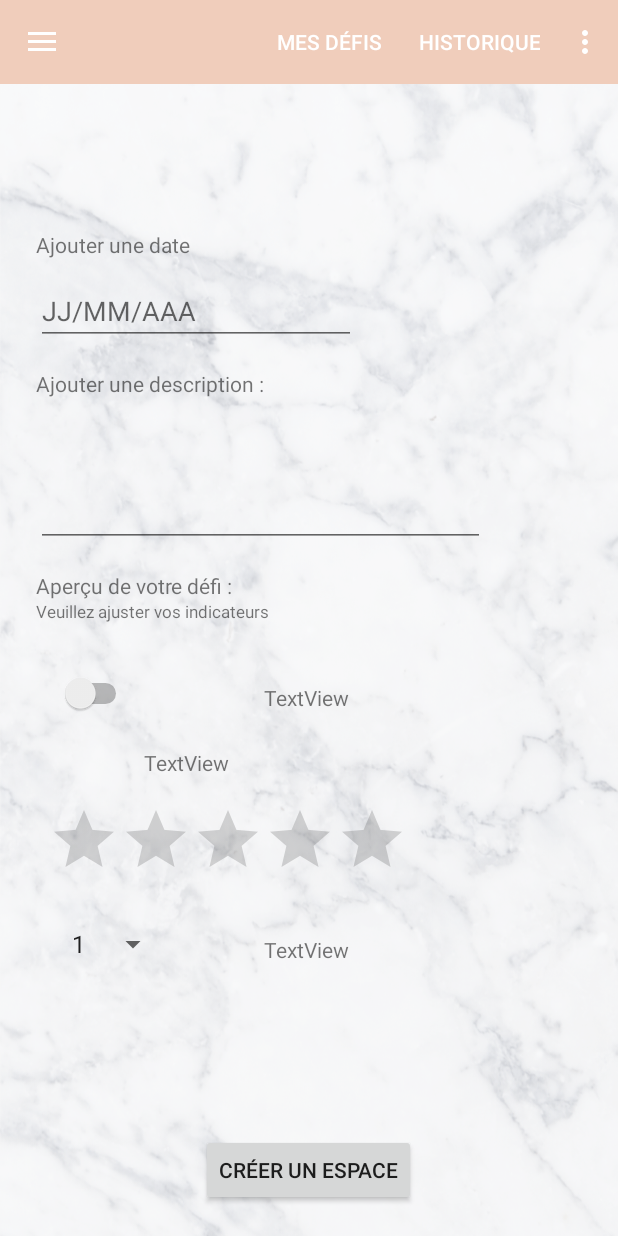
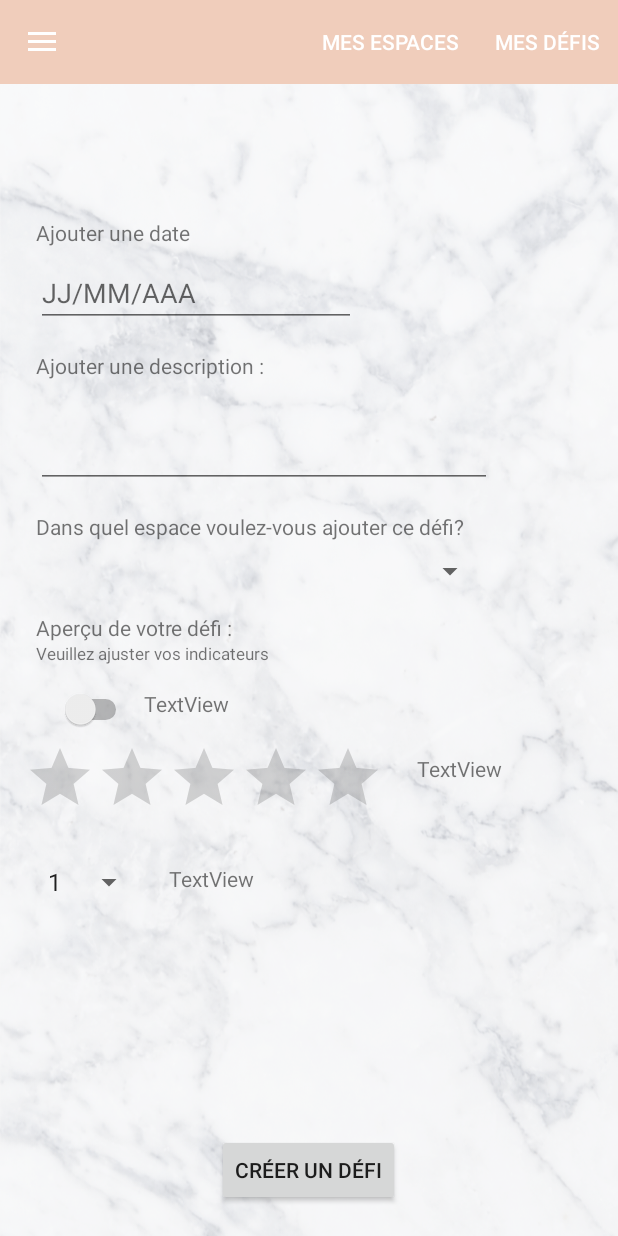
Before and after one commit to anaisroussel/journal_de_bord_android, an Android app: the fragment AjoutDefiEtape2 placed in its activity, on a phone screen of 412 x 824 dp. Run offline under Robolectric (Android 15) with nearby library versions, the phone set to English and light mode, and no system bars; our stand-ins replace Firebase (no records; nobody signed in at launch, a user with empty details on screens opened directly); Roboto replaces fonts that are not available here.

Commit message:
Ajout des espaces

```diff
--- a/app/src/main/java/com/example/journal_de_bord/AjoutDefiEtape2.java
+++ b/app/src/main/java/com/example/journal_de_bord/AjoutDefiEtape2.java
@@ -4,6 +4,7 @@ import android.os.Bundle;
 import android.view.LayoutInflater;
 import android.view.View;
 import android.view.ViewGroup;
+import android.widget.ArrayAdapter;
 import android.widget.Button;
 import android.widget.EditText;
 import android.widget.RatingBar;
@@ -12,14 +13,19 @@ import android.widget.Switch;
 import android.widget.TextView;
 import android.widget.Toast;
 
+import androidx.core.util.Consumer;
 import androidx.fragment.app.Fragment;
 
 import com.example.journal_de_bord.api.DefiHelper;
+import com.example.journal_de_bord.api.EspaceHelper;
+import com.example.journal_de_bord.models.Espace;
 import com.google.firebase.auth.FirebaseAuth;
 
 import java.text.ParseException;
 import java.text.SimpleDateFormat;
+import java.util.ArrayList;
 import java.util.Date;
+import java.util.List;
 
 public class AjoutDefiEtape2 extends Fragment {
 
@@ -45,6 +51,7 @@ public class AjoutDefiEtape2 extends Fragment {
         final Switch switchEtape2 = rootView.findViewById(R.id.switchEtape2);
         final Spinner spinnerEtape2 = rootView.findViewById(R.id.spinnerEtape2);
         final EditText description = rootView.findViewById(R.id.descriptionAddDefi2);
+        final Spinner spinnerChoixEspace = rootView.findViewById(R.id.spinnerChoixEspace);
 
         final Bundle bundle = this.getArguments();
         if (bundle != null) {
@@ -56,6 +63,22 @@ public class AjoutDefiEtape2 extends Fragment {
             miseEnPage(bundle, textViewSwitch, textViewSpinner, textViewRatingBar, ratingBar, switchEtape2, spinnerEtape2);
 
         }
+
+        EspaceHelper.fillSpinnerWithEspaces(getCurrentUserId(), new Consumer<List<Espace>>() {
+            @Override
+            public void accept(final List<Espace> espaces) {
+                System.out.println("après recup :" + espaces);
+                // fill the spinner
+                List<String> spinnerArray =  new ArrayList<String>();
+                for(Espace espace : espaces) {
+                    spinnerArray.add(espace.getNom());
+                }
+                ArrayAdapter<String> adapter = new ArrayAdapter<String>(
+                        getActivity(), android.R.layout.simple_spinner_item, spinnerArray);
+                adapter.setDropDownViewResource(android.R.layout.simple_spinner_dropdown_item);
+                spinnerChoixEspace.setAdapter(adapter);
+            }
+        });
 
         createEspaceButton.setOnClickListener(new View.OnClickListener() {
             @Override
@@ -70,9 +93,10 @@ public class AjoutDefiEtape2 extends Fragment {
                 }
                 // Récupération de la descriiption
                 String descriptionText = description.getText().toString();
+
                 if(date != null && !date.isEmpty() && isValidDate(date)) {
                     // insertion en BDD
-                    String key = insertDefiInDatabase(dateFormatDate,description.getText().toString(),bundle, switchEtape2, spinnerEtape2, ratingBar);
+                    String key = insertDefiInDatabase(dateFormatDate,descriptionText,bundle, switchEtape2, spinnerEtape2, ratingBar, spinnerChoixEspace);
                     // changement de fragment : vers MonDefi créé
                     changeFragment(key);
 
@@ -137,7 +161,8 @@ public class AjoutDefiEtape2 extends Fragment {
         return true;
     }
 
-    private String insertDefiInDatabase(Date date, String description, Bundle bundle, Switch switchEtape2, Spinner spinnerEtape2, RatingBar ratingBar) {
+    private String insertDefiInDatabase(Date date, String description, Bundle bundle, Switch switchEtape2,
+                                        Spinner spinnerEtape2, RatingBar ratingBar, Spinner spinnerChoixEspace) {
         boolean indicSwitch = false;
         String nomIndicSwitch = "";
 
@@ -162,7 +187,9 @@ public class AjoutDefiEtape2 extends Fragment {
             nomIndicSpinner = bundle.getString("etSpinner");
         }
 
-        return DefiHelper.createDefiReturnKey(date,description,bundle.getString("titre"),indicSwitch,indicRatingBar,indicSpinner,nomIndicSwitch,nomIndicRatingBar,nomIndicSpinner, getCurrentUserId());
+        return DefiHelper.createDefiReturnKey(date,description, spinnerChoixEspace.getSelectedItem().toString(),
+                bundle.getString("titre"),indicSwitch,indicRatingBar,indicSpinner,nomIndicSwitch,nomIndicRatingBar,
+                nomIndicSpinner, getCurrentUserId());
     }
 
     protected String getCurrentUserId(){ return FirebaseAuth.getInstance().getCurrentUser().getUid(); }
--- a/app/src/main/java/com/example/journal_de_bord/MesDefis.java
+++ b/app/src/main/java/com/example/journal_de_bord/MesDefis.java
@@ -44,7 +44,6 @@ public class MesDefis extends Fragment {
                 mListView.setOnItemClickListener(new AdapterView.OnItemClickListener() {
                     @Override
                     public void onItemClick(AdapterView<?> parent, View view,int position, long id) {
-                        ItemDefi item = (ItemDefi) mListView.getItemAtPosition(position);
                         changeFragment(itemDefis.get(position).getIndex());
                     }
                 });
--- /dev/null
+++ b/app/src/main/java/com/example/journal_de_bord/api/EspaceHelper.java
@@ -0,0 +1,75 @@
+package com.example.journal_de_bord.api;
+
+import androidx.annotation.NonNull;
+import androidx.core.util.Consumer;
+
+import com.example.journal_de_bord.ItemEspace;
+import com.example.journal_de_bord.MesEspaces;
+import com.example.journal_de_bord.models.Espace;
+import com.google.android.gms.tasks.OnCompleteListener;
+import com.google.android.gms.tasks.Task;
+import com.google.firebase.database.DatabaseReference;
+import com.google.firebase.database.FirebaseDatabase;
+import com.google.firebase.firestore.CollectionReference;
+import com.google.firebase.firestore.FirebaseFirestore;
+import com.google.firebase.firestore.QuerySnapshot;
+
+import java.util.Date;
+import java.util.List;
+
+public class EspaceHelper {
+
+    private static final String COLLECTION_NAME = "espace";
+
+    public static DatabaseReference getRef() {
+        return FirebaseDatabase.getInstance().getReference(COLLECTION_NAME);
+    }
+
+    // --- COLLECTION REFERENCE ---
+
+    public static CollectionReference getEspacesCollection() {
+        return FirebaseFirestore.getInstance().collection(COLLECTION_NAME);
+    }
+
+    public static String createEspaceReturnKey(String name, String idUser) {
+        String key = EspaceHelper.getRef().push().getKey();
+        Espace espaceToCreate = new Espace(key, name, idUser, new Date());
+        EspaceHelper.getEspacesCollection().add(espaceToCreate);
+        return key;
+    }
+
+    public static void getMesEspaces(String idUser, final MesEspaces mesEspaces, final List<ItemEspace> itemEspaces, final Consumer<List<ItemEspace>> callback) {
+        EspaceHelper.getEspacesCollection().whereEqualTo("idUser",idUser)
+                .get()
+                .addOnCompleteListener(new OnCompleteListener<QuerySnapshot>() {
+                    @Override
+                    public void onComplete(@NonNull Task<QuerySnapshot> task) {
+                        if (task.isSuccessful()) {
+                            // Convert the whole snapshot to a POJO list
+                            if(mesEspaces != null) mesEspaces.addAllEspaces(task.getResult().toObjects(Espace.class));
+                            callback.accept(itemEspaces);
+                            System.out.println("les espaces récupérés:"+task.getResult().toObjects(Espace.class));
+                        } else {
+                            System.out.println("Error");
+                        }
+                    }
+                });
+    }
+
+    public static void fillSpinnerWithEspaces(String idUser, final Consumer<List<Espace>> callback) {
+        EspaceHelper.getEspacesCollection().whereEqualTo("idUser",idUser)
+                .get()
+                .addOnCompleteListener(new OnCompleteListener<QuerySnapshot>() {
+                    @Override
+                    public void onComplete(@NonNull Task<QuerySnapshot> task) {
+                        if (task.isSuccessful()) {
+                            // Convert the whole snapshot to a POJO list
+                            System.out.println("les espaces récupérés:"+task.getResult().toObjects(Espace.class));
+                            callback.accept(task.getResult().toObjects(Espace.class));
+                        } else {
+                            System.out.println("Error");
+                        }
+                    }
+                });
+    }
+}
--- a/app/src/main/res/layout/fragment_add_defi_2.xml
+++ b/app/src/main/res/layout/fragment_add_defi_2.xml
@@ -11,7 +11,7 @@
         android:id="@+id/spinnerEtape2"
         android:layout_width="wrap_content"
         android:layout_height="wrap_content"
-        android:layout_marginStart="40dp"
+        android:layout_marginStart="24dp"
         android:layout_marginTop="24dp"
         android:entries="@array/note"
         app:layout_constraintStart_toStartOf="parent"
@@ -21,12 +21,9 @@
         android:id="@+id/ajoutEspaceEtape2"
         android:layout_width="252dp"
         android:layout_height="57dp"
-        android:layout_marginStart="83dp"
+        android:layout_marginStart="24dp"
         android:layout_marginTop="24dp"
-        android:layout_marginEnd="83dp"
         android:textSize="30sp"
-        app:layout_constraintEnd_toEndOf="parent"
-        app:layout_constraintHorizontal_bias="0.571"
         app:layout_constraintStart_toStartOf="parent"
         app:layout_constraintTop_toTopOf="parent"></TextView>
 
@@ -35,7 +32,7 @@
         android:layout_width="wrap_content"
         android:layout_height="wrap_content"
         android:layout_marginBottom="20dp"
-        android:text="Créer un espace"
+        android:text="Créer un défi"
         app:layout_constraintBottom_toBottomOf="parent"
         app:layout_constraintEnd_toEndOf="parent"
         app:layout_constraintHorizontal_bias="0.498"
@@ -47,7 +44,7 @@
         android:layout_width="wrap_content"
         android:layout_height="wrap_content"
         android:layout_marginStart="24dp"
-        android:layout_marginTop="16dp"
+        android:layout_marginTop="8dp"
         android:text="Ajouter une date"
         app:layout_constraintStart_toStartOf="parent"
         app:layout_constraintTop_toBottomOf="@+id/ajoutEspaceEtape2" />
@@ -57,7 +54,7 @@
         android:layout_width="wrap_content"
         android:layout_height="wrap_content"
         android:layout_marginStart="24dp"
-        android:layout_marginTop="12dp"
+        android:layout_marginTop="8dp"
         android:ems="10"
         android:hint="JJ/MM/AAA"
         android:inputType="date"
@@ -72,14 +69,14 @@
         android:layout_marginTop="16dp"
         android:text="Aperçu de votre défi :"
         app:layout_constraintStart_toStartOf="parent"
-        app:layout_constraintTop_toBottomOf="@+id/descriptionAddDefi2" />
+        app:layout_constraintTop_toBottomOf="@+id/spinnerChoixEspace" />
 
     <Switch
         android:id="@+id/switchEtape2"
         android:layout_width="wrap_content"
         android:layout_height="wrap_content"
         android:layout_marginStart="40dp"
-        android:layout_marginTop="33dp"
+        android:layout_marginTop="16dp"
         app:layout_constraintStart_toStartOf="parent"
         app:layout_constraintTop_toBottomOf="@+id/textView6" />
 
@@ -87,8 +84,8 @@
         android:id="@+id/textViewSwitch"
         android:layout_width="wrap_content"
         android:layout_height="wrap_content"
-        android:layout_marginStart="176dp"
-        android:layout_marginTop="40dp"
+        android:layout_marginStart="96dp"
+        android:layout_marginTop="16dp"
         android:text="TextView"
         app:layout_constraintStart_toStartOf="parent"
         app:layout_constraintTop_toBottomOf="@+id/textView6" />
@@ -97,27 +94,27 @@
         android:id="@+id/ratingBarEtape2"
         android:layout_width="wrap_content"
         android:layout_height="wrap_content"
-        android:layout_marginStart="32dp"
-        android:layout_marginTop="18dp"
+        android:layout_marginStart="16dp"
+        android:layout_marginTop="16dp"
         app:layout_constraintStart_toStartOf="parent"
-        app:layout_constraintTop_toBottomOf="@+id/textViewRatingBar" />
+        app:layout_constraintTop_toBottomOf="@+id/textViewSwitch" />
 
     <TextView
         android:id="@+id/textViewRatingBar"
         android:layout_width="wrap_content"
         android:layout_height="wrap_content"
-        android:layout_marginStart="96dp"
+        android:layout_marginStart="22dp"
         android:layout_marginTop="24dp"
         android:text="TextView"
-        app:layout_constraintStart_toStartOf="parent"
+        app:layout_constraintStart_toEndOf="@+id/ratingBarEtape2"
         app:layout_constraintTop_toBottomOf="@+id/textViewSwitch" />
 
     <TextView
         android:id="@+id/textViewSpinner"
         android:layout_width="wrap_content"
         android:layout_height="wrap_content"
-        android:layout_marginStart="63dp"
-        android:layout_marginTop="30dp"
+        android:layout_marginStart="16dp"
+        android:layout_marginTop="24dp"
         android:text="TextView"
         app:layout_constraintStart_toEndOf="@+id/spinnerEtape2"
         app:layout_constraintTop_toBottomOf="@+id/ratingBarEtape2" />
@@ -134,10 +131,10 @@
 
     <EditText
         android:id="@+id/descriptionAddDefi2"
-        android:layout_width="299dp"
-        android:layout_height="87dp"
+        android:layout_width="304dp"
+        android:layout_height="64dp"
         android:layout_marginStart="24dp"
-        android:layout_marginTop="12dp"
+        android:layout_marginTop="8dp"
         app:layout_constraintStart_toStartOf="parent"
         app:layout_constraintTop_toBottomOf="@+id/textView11"></EditText>
 
@@ -151,4 +148,23 @@
         app:layout_constraintStart_toStartOf="parent"
         app:layout_constraintTop_toBottomOf="@+id/apercu" />
 
+    <TextView
+        android:id="@+id/textView9"
+        android:layout_width="wrap_content"
+        android:layout_height="wrap_content"
+        android:layout_marginStart="24dp"
+        android:layout_marginTop="16dp"
+        android:text="Dans quel espace voulez-vous ajouter ce défi?"
+        app:layout_constraintStart_toStartOf="parent"
+        app:layout_constraintTop_toBottomOf="@+id/descriptionAddDefi2" />
+
+    <Spinner
+        android:id="@+id/spinnerChoixEspace"
+        android:layout_width="300dp"
+        android:layout_height="wrap_content"
+        android:layout_marginStart="24dp"
+        android:layout_marginTop="8dp"
+        app:layout_constraintStart_toStartOf="parent"
+        app:layout_constraintTop_toBottomOf="@+id/textView9" />
+
 </androidx.constraintlayout.widget.ConstraintLayout>
--- a/app/src/main/res/menu/activity_accueil_menu_drawer.xml
+++ b/app/src/main/res/menu/activity_accueil_menu_drawer.xml
@@ -26,12 +26,22 @@
         </menu>
     </item>
 
+    <item android:title="Ajouts">
+        <menu>
             <group android:checkableBehavior="single">
                 <item
                     android:id="@+id/activity_accueil_drawer_addDefi"
                     android:icon="@drawable/dashboard"
                     android:title="Ajouter un défi">
                 </item>
+                <item
+                    android:id="@+id/activity_accueil_drawer_addEspace"
+                    android:icon="@drawable/dashboard"
+                    android:title="Créer un espace">
+                </item>
             </group>
+        </menu>
+    </item>
+
 
 </menu>
--- a/app/src/main/res/menu/activity_accueil_toolbar_menu.xml
+++ b/app/src/main/res/menu/activity_accueil_toolbar_menu.xml
@@ -1,23 +1,14 @@
 <?xml version="1.0" encoding="utf-8"?>
 <menu xmlns:android="http://schemas.android.com/apk/res/android"
     xmlns:app="http://schemas.android.com/apk/res-auto">
+
+    <item
+        android:id="@+id/mesEspaces"
+        android:title="Mes espaces"
+        app:showAsAction="ifRoom" />
     <item
         android:id="@+id/mesDefis"
         android:title="Mes Défis"
         app:showAsAction="ifRoom" />
 
-    <item
-        android:id="@+id/historique"
-        android:title="Historique"
-        app:showAsAction="ifRoom" />
-
-    <item
-        android:id="@+id/action_settings"
-        android:title="Parametres"
-        app:showAsAction="never" />
-    <item
-        android:id="@+id/deconnexion"
-        android:title="Deconnexion"
-        app:showAsAction="never"
-        />
 </menu>
```
Also changed, not shown: app/src/main/java/com/example/journal_de_bord/Accueil.java (+18 -4 lines), app/src/main/java/com/example/journal_de_bord/AjoutEspace.java (added, +44 -0 lines), app/src/main/java/com/example/journal_de_bord/EspaceAdapter.java (added, +42 -0 lines), app/src/main/java/com/example/journal_de_bord/ItemEspace.java (added, +29 -0 lines), app/src/main/java/com/example/journal_de_bord/MesEspaces.java (added, +114 -0 lines), app/src/main/java/com/example/journal_de_bord/MonDefi.java (+4 -4 lines), app/src/main/java/com/example/journal_de_bord/api/DefiHelper.java (+23 -4 lines), app/src/main/java/com/example/journal_de_bord/mappers/ItemDefiMapper.java (deleted, +0 -18 lines), app/src/main/java/com/example/journal_de_bord/models/Defi.java (+11 -1 lines), app/src/main/java/com/example/journal_de_bord/models/Espace.java (added, +52 -0 lines), app/src/main/res/layout/fragment_add_defi.xml (+8 -8 lines), app/src/main/res/layout/fragment_add_espace.xml (added, +69 -0 lines), app/src/main/res/layout/fragment_mes_espaces.xml (added, +12 -0 lines), app/src/main/res/layout/item_espace.xml (added, +22 -0 lines). Lines whose indentation alone changed are shown as unchanged.
